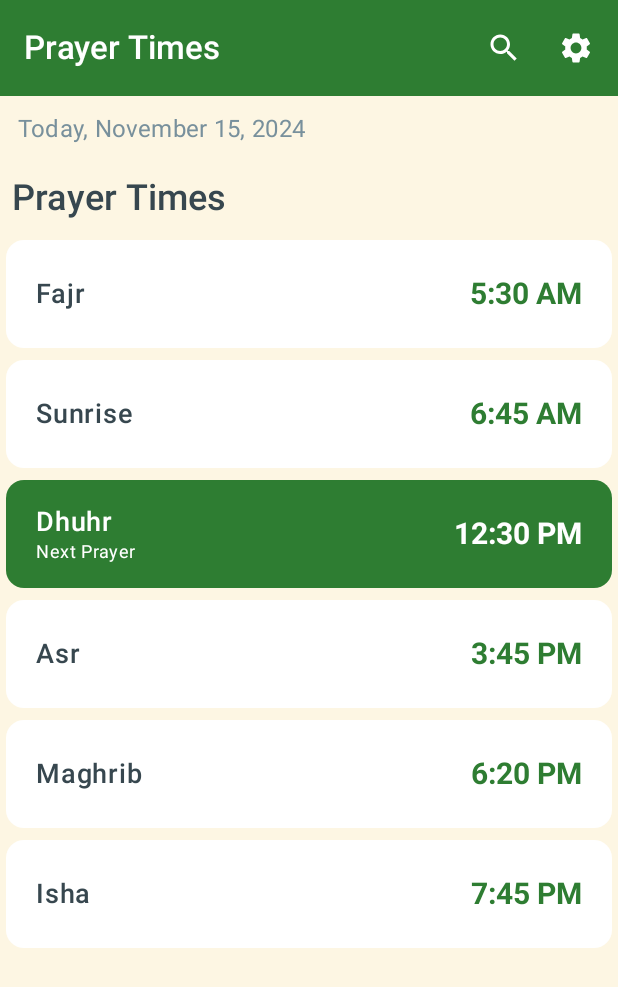
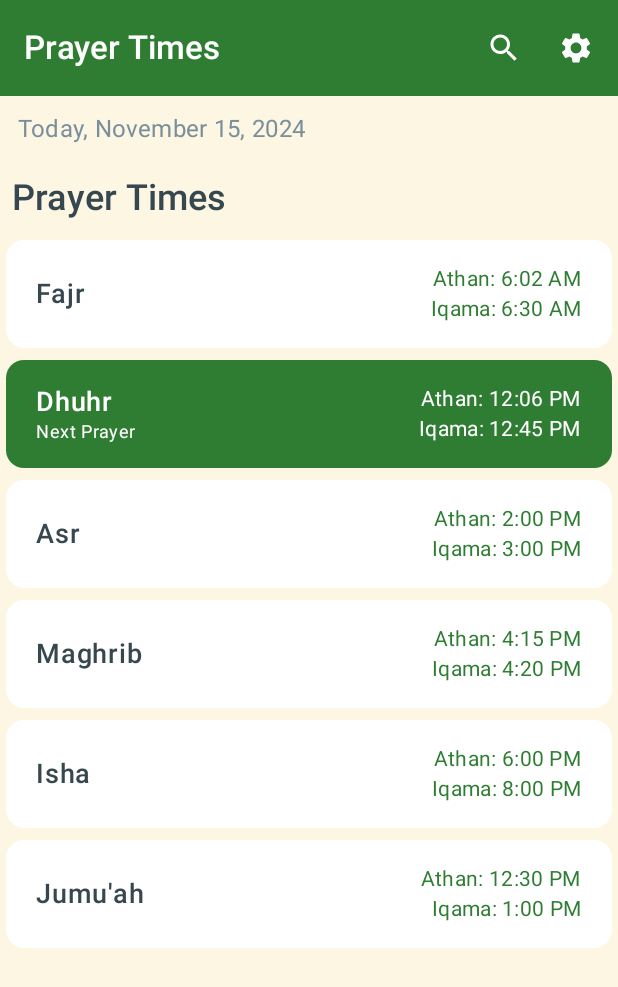
Before and after one commit to KhaledAmjadAlrusan/Salah, an Android app built with Jetpack Compose: the MainPrayersScreen screen opened through its navigation route, on a phone screen of 412 x 824 dp. Shown: the top 987 px of the screen. Run offline under Robolectric (Android 15) with nearby library versions, the phone set to English and light mode, and no system bars; libraries missing offline, so code that uses them is left out: com.mmk.kmpnotifier.

Commit message:
Add fakeApiClient, show both Athan and Aqama, organize packages

```diff
--- a/composeApp/src/commonMain/kotlin/com/knight/salah/data/ApiClient.kt
+++ b/composeApp/src/commonMain/kotlin/com/knight/salah/data/ApiClient.kt
@@ -1,6 +1,6 @@
 package com.knight.salah.data
 
-import com.knight.salah.domain.PrayerTime
+import com.knight.salah.domain.model.PrayerTime
 import io.ktor.client.HttpClient
 import io.ktor.client.call.body
 import io.ktor.client.request.get
--- /dev/null
+++ b/composeApp/src/commonMain/kotlin/com/knight/salah/data/MockSalahApi.kt
@@ -0,0 +1,38 @@
+package com.knight.salah.data
+
+import com.knight.salah.domain.model.DailyPrayer
+import com.knight.salah.domain.model.JumuahPrayer
+import com.knight.salah.domain.model.PrayerTime
+import com.knight.salah.domain.model.Prayers
+import com.knight.salah.domain.model.Source
+
+class MockSalahApi : SalahApi {
+    override suspend fun getPrayerTime(): PrayerTime? {
+        return getMockPrayerTime()
+    }
+}
+
+private fun getMockPrayerTime(): PrayerTime {
+    return PrayerTime(
+        id = "mac-vancouver",
+        name = "MAC Centre Vancouver",
+        address = "2122 Kingsway, Vancouver, BC",
+        source = Source(
+            type = "html",
+            url = "https://centres.macnet.ca/macvancouvercentre/",
+            connector = "macnet"
+        ),
+        updatedAt = "2025-12-07T20:36:32.927174Z",
+        prayers = Prayers(
+            fajr = DailyPrayer(athan = "06:02", iqama = "06:30"),
+            sunrise = "07:51",
+            dhuhr = DailyPrayer(athan = "12:06", iqama = "12:45"),
+            asr = DailyPrayer(athan = "14:00", iqama = "15:00"),
+            maghrib = DailyPrayer(athan = "16:15", iqama = "16:20"),
+            isha = DailyPrayer(athan = "18:00", iqama = "20:00"),
+            jumuahPrayer = listOf(
+                JumuahPrayer(khutbah = "12:30", iqama = "13:00")
+            )
+        )
+    )
+}
--- a/composeApp/src/commonMain/kotlin/com/knight/salah/data/SalahApi.kt
+++ b/composeApp/src/commonMain/kotlin/com/knight/salah/data/SalahApi.kt
@@ -1,6 +1,6 @@
 package com.knight.salah.data
 
-import com.knight.salah.domain.PrayerTime
+import com.knight.salah.domain.model.PrayerTime
 
 interface SalahApi {
     suspend fun getPrayerTime(): PrayerTime?
--- a/composeApp/src/commonMain/kotlin/com/knight/salah/data/SalahViewModel.kt
+++ /dev/null
@@ -1,26 +0,0 @@
-package com.knight.salah.data
-
-import androidx.lifecycle.ViewModel
-import androidx.lifecycle.viewModelScope
-import com.knight.salah.domain.PrayerTime
-import kotlinx.coroutines.flow.MutableStateFlow
-import kotlinx.coroutines.flow.asStateFlow
-import kotlinx.coroutines.launch
-
-class SalahViewModel(
-    private val repository: SalahRepository
-) : ViewModel() {
-
-    val _prayerTime = MutableStateFlow<PrayerTime?>(null)
-    val prayerTime = _prayerTime.asStateFlow()
-
-    init {
-        getPrayerTime()
-    }
-
-    fun getPrayerTime() {
-        viewModelScope.launch {
-            _prayerTime.emit(repository.getPrayers())
-        }
-    }
-}
--- a/composeApp/src/commonMain/kotlin/com/knight/salah/di/koin.kt
+++ b/composeApp/src/commonMain/kotlin/com/knight/salah/di/koin.kt
@@ -1,9 +1,10 @@
 package com.knight.salah.di
 
 import com.knight.salah.data.ApiClient
+import com.knight.salah.data.MockSalahApi
 import com.knight.salah.data.SalahApi
-import com.knight.salah.data.SalahRepository
-import com.knight.salah.data.SalahViewModel
+import com.knight.salah.domain.repoistory.SalahRepository
+import com.knight.salah.presentation.viewmodel.SalahViewModel
 import io.ktor.client.HttpClient
 import io.ktor.client.plugins.contentnegotiation.ContentNegotiation
 import io.ktor.http.ContentType
@@ -24,7 +25,8 @@ val dataModule = module {
         }
     }
 
-    single<SalahApi> { ApiClient(get()) }
+//    single<SalahApi> { ApiClient(get()) }
+    single<SalahApi> { MockSalahApi() }
     single { SalahRepository(get()) }
 }
 
--- a/composeApp/src/commonMain/kotlin/com/knight/salah/domain/PrayerTime.kt
+++ /dev/null
@@ -1,21 +0,0 @@
-package com.knight.salah.domain
-
-import kotlinx.datetime.LocalTime
-
-data class PrayerTime(
-    val name: String,
-    val time: LocalTime?,
-    val isNextPrayer: Boolean = false,
-    val iconRes: Int? = null
-)
-
-fun generatePrayerTimes(): List<PrayerTime> {
-    return listOf(
-        PrayerTime("Fajr", LocalTime(5, 30)),
-        PrayerTime("Sunrise", LocalTime(6, 45)),
-        PrayerTime("Dhuhr", LocalTime(12, 30), isNextPrayer = true),
-        PrayerTime("Asr", LocalTime(15, 45)),
-        PrayerTime("Maghrib", LocalTime(18, 20)),
-        PrayerTime("Isha", LocalTime(19, 45))
-    )
-}
--- a/composeApp/src/commonMain/kotlin/com/knight/salah/domain/Mosque.kt
+++ b/composeApp/src/commonMain/kotlin/com/knight/salah/domain/model/Mosque.kt
@@ -1,4 +1,4 @@
-package com.knight.salah.domain
+package com.knight.salah.domain.model
 
 import kotlinx.serialization.Serializable
 
--- /dev/null
+++ b/composeApp/src/commonMain/kotlin/com/knight/salah/domain/model/PrayerTime.kt
@@ -0,0 +1,21 @@
+package com.knight.salah.domain.model
+
+
+import kotlinx.serialization.SerialName
+import kotlinx.serialization.Serializable
+
+@Serializable
+data class PrayerTime(
+    @SerialName("address")
+    val address: String,
+    @SerialName("id")
+    val id: String,
+    @SerialName("name")
+    val name: String,
+    @SerialName("prayers")
+    val prayers: Prayers,
+    @SerialName("source")
+    val source: Source,
+    @SerialName("updated_at")
+    val updatedAt: String
+)
--- /dev/null
+++ b/composeApp/src/commonMain/kotlin/com/knight/salah/domain/model/Prayers.kt
@@ -0,0 +1,38 @@
+package com.knight.salah.domain.model
+
+
+import kotlinx.serialization.SerialName
+import kotlinx.serialization.Serializable
+
+@Serializable
+data class Prayers(
+    @SerialName("asr")
+    val asr: DailyPrayer,
+    @SerialName("dhuhr")
+    val dhuhr: DailyPrayer,
+    @SerialName("fajr")
+    val fajr: DailyPrayer,
+    @SerialName("isha")
+    val isha: DailyPrayer,
+    @SerialName("jumuah")
+    val jumuahPrayer: List<JumuahPrayer>,
+    @SerialName("maghrib")
+    val maghrib: DailyPrayer,
+    @SerialName("sunrise")
+    val sunrise: String
+)
+
+@Serializable
+data class DailyPrayer(
+    @SerialName("athan") val athan: String,
+    @SerialName("iqama") val iqama: String
+)
+
+
+@Serializable
+data class JumuahPrayer(
+    @SerialName("iqama")
+    val iqama: String,
+    @SerialName("khutbah")
+    val khutbah: String
+)
--- /dev/null
+++ b/composeApp/src/commonMain/kotlin/com/knight/salah/domain/model/Source.kt
@@ -0,0 +1,15 @@
+package com.knight.salah.domain.model
+
+
+import kotlinx.serialization.SerialName
+import kotlinx.serialization.Serializable
+
+@Serializable
+data class Source(
+    @SerialName("connector")
+    val connector: String,
+    @SerialName("type")
+    val type: String,
+    @SerialName("url")
+    val url: String
+)
--- a/composeApp/src/commonMain/kotlin/com/knight/salah/data/SalahRepository.kt
+++ b/composeApp/src/commonMain/kotlin/com/knight/salah/domain/repoistory/SalahRepository.kt
@@ -1,6 +1,7 @@
-package com.knight.salah.data
+package com.knight.salah.domain.repoistory
 
-import com.knight.salah.domain.PrayerTime
+import com.knight.salah.data.SalahApi
+import com.knight.salah.domain.model.PrayerTime
 
 class SalahRepository(
     private val salahApi: SalahApi
--- a/composeApp/src/commonMain/kotlin/com/knight/salah/presentation/components/MosqueSearchResultItem.kt
+++ b/composeApp/src/commonMain/kotlin/com/knight/salah/presentation/components/MosqueSearchResultItem.kt
@@ -20,7 +20,7 @@ import androidx.compose.ui.Modifier
 import androidx.compose.ui.text.font.FontWeight
 import androidx.compose.ui.unit.dp
 import androidx.compose.ui.unit.sp
-import com.knight.salah.domain.Mosque
+import com.knight.salah.domain.model.Mosque
 
 
 @Composable
--- a/composeApp/src/commonMain/kotlin/com/knight/salah/presentation/components/PrayerTimeCard.kt
+++ b/composeApp/src/commonMain/kotlin/com/knight/salah/presentation/components/PrayerTimeCard.kt
@@ -19,7 +19,8 @@ import androidx.compose.ui.Modifier
 import androidx.compose.ui.text.font.FontWeight
 import androidx.compose.ui.unit.dp
 import androidx.compose.ui.unit.sp
-import com.knight.salah.domain.PrayerTime
+import com.knight.salah.domain.model.PrayerTime
+import com.knight.salah.presentation.viewmodel.PrayerRow
 import kotlinx.datetime.LocalTime
 import kotlinx.datetime.format
 import kotlinx.datetime.format.FormatStringsInDatetimeFormats
@@ -31,17 +32,14 @@ import org.jetbrains.compose.ui.tooling.preview.Preview
 @Composable
 fun PrayerTimeCard(
     modifier: Modifier = Modifier,
-    prayer: PrayerTime,
+    prayer: PrayerRow,
 ) {
-    // No opt-in needed; not using byUnicodePattern
     val timeFmt = remember {
         LocalTime.Format {
-            amPmHour(Padding.NONE)   // 1..12, no leading zero
-            char(':'); minute()      // zero-padded by default
-            char(' '); amPmMarker(
-            am = "AM",
-            pm = "PM"
-        )
+            amPmHour(Padding.NONE)
+            char(':'); minute()
+            char(' ')
+            amPmMarker(am = "AM", pm = "PM")
         }
     }
 
@@ -51,12 +49,15 @@ fun PrayerTimeCard(
             .height(80.dp)
             .padding(4.dp),
         colors = CardDefaults.cardColors(
-            containerColor = if (prayer.isNextPrayer) MaterialTheme.colorScheme.primary else MaterialTheme.colorScheme.onPrimary
+            containerColor = if (prayer.isNextPrayer)
+                MaterialTheme.colorScheme.primary
+            else
+                MaterialTheme.colorScheme.onPrimary
         ),
         shape = RoundedCornerShape(12.dp)
     ) {
         Row(
-            modifier = modifier
+            modifier = Modifier
                 .fillMaxSize()
                 .padding(horizontal = 20.dp),
             verticalAlignment = Alignment.CenterVertically,
@@ -66,7 +67,10 @@ fun PrayerTimeCard(
                 Text(
                     text = prayer.name,
                     style = MaterialTheme.typography.bodyLarge,
-                    color = if (prayer.isNextPrayer) MaterialTheme.colorScheme.surface else MaterialTheme.colorScheme.onSurface,
+                    color = if (prayer.isNextPrayer)
+                        MaterialTheme.colorScheme.surface
+                    else
+                        MaterialTheme.colorScheme.onSurface,
                     fontWeight = FontWeight.Medium,
                     fontSize = 18.sp
                 )
@@ -79,22 +83,37 @@ fun PrayerTimeCard(
                 }
             }
 
-            Text(
-                text = prayer.time?.format(timeFmt) ?: "--:--",
-                style = MaterialTheme.typography.headlineSmall,
-                color = if (prayer.isNextPrayer) MaterialTheme.colorScheme.surface else MaterialTheme.colorScheme.primary,
-                fontWeight = FontWeight.Bold,
-                fontSize = 20.sp
-            )
+            Column(horizontalAlignment = Alignment.End) {
+                Text(
+                    text = "Athan: ${prayer.athan?.format(timeFmt) ?: "--:--"}",
+                    style = MaterialTheme.typography.bodyMedium,
+                    color = if (prayer.isNextPrayer)
+                        MaterialTheme.colorScheme.surface
+                    else
+                        MaterialTheme.colorScheme.primary
+                )
+                Text(
+                    text = "Iqama: ${prayer.iqama?.format(timeFmt) ?: "--:--"}",
+                    style = MaterialTheme.typography.bodyMedium,
+                    color = if (prayer.isNextPrayer)
+                        MaterialTheme.colorScheme.surface
+                    else
+                        MaterialTheme.colorScheme.primary
+                )
+            }
         }
     }
 }
-
 
 @Preview
 @Composable
 fun PreviewPrayerTimeCard() {
     PrayerTimeCard(
-        prayer = PrayerTime("Fajr", LocalTime(hour = 5, minute = 30))
+        prayer = PrayerRow(
+            name = "Fajr",
+            athan = LocalTime(hour = 5, minute = 30),
+            iqama = LocalTime(hour = 6, minute = 0),
+            isNextPrayer = true
+        )
     )
 }
--- a/composeApp/src/commonMain/kotlin/com/knight/salah/presentation/screens/main/MainPrayerScreen.kt
+++ b/composeApp/src/commonMain/kotlin/com/knight/salah/presentation/screens/main/MainPrayerScreen.kt
@@ -18,24 +18,27 @@ import androidx.compose.material3.Text
 import androidx.compose.material3.TopAppBar
 import androidx.compose.material3.TopAppBarDefaults
 import androidx.compose.runtime.Composable
-import androidx.compose.runtime.remember
+import androidx.compose.runtime.collectAsState
+import androidx.compose.runtime.getValue
 import androidx.compose.ui.Modifier
 import androidx.compose.ui.graphics.Color
 import androidx.compose.ui.text.font.FontWeight
 import androidx.compose.ui.unit.dp
 import androidx.compose.ui.unit.sp
-import com.knight.salah.domain.PrayerTime
-import com.knight.salah.domain.generatePrayerTimes
+import com.knight.salah.domain.model.PrayerTime
 import com.knight.salah.presentation.components.PrayerTimeCard
+import com.knight.salah.presentation.viewmodel.PrayerRow
+import com.knight.salah.presentation.viewmodel.SalahViewModel
+import org.koin.compose.viewmodel.koinViewModel
 
 @OptIn(ExperimentalMaterial3Api::class)
 @Composable
 fun MainPrayersScreen(
     onSearchClick: () -> Unit,
-    onSettingsClick: () -> Unit
+    onSettingsClick: () -> Unit,
+    viewModel: SalahViewModel = koinViewModel()
 ) {
-
-    val prayerTimes = remember { generatePrayerTimes() }
+    val state by viewModel.prayerState.collectAsState()
 
     Scaffold(
         topBar = {
@@ -75,7 +78,7 @@ fun MainPrayersScreen(
     ) { paddingValues ->
         MainPrayersContent(
             modifier = Modifier.padding(paddingValues),
-            prayerTimes = prayerTimes,
+            prayers = state.rows,
         )
     }
 }
@@ -83,7 +86,7 @@ fun MainPrayersScreen(
 @Composable
 private fun MainPrayersContent(
     modifier: Modifier = Modifier,
-    prayerTimes: List<PrayerTime>,
+    prayers: List<PrayerRow>,
 ) {
     Column(
         modifier = modifier
@@ -108,7 +111,7 @@ private fun MainPrayersContent(
         )
 
         LazyColumn {
-            items(prayerTimes) { prayer ->
+            items(prayers) { prayer ->
                 PrayerTimeCard(prayer = prayer)
             }
         }
--- a/composeApp/src/commonMain/kotlin/com/knight/salah/presentation/screens/search/SearchScreen.kt
+++ b/composeApp/src/commonMain/kotlin/com/knight/salah/presentation/screens/search/SearchScreen.kt
@@ -27,8 +27,8 @@ import androidx.compose.ui.Modifier
 import androidx.compose.ui.graphics.Color
 import androidx.compose.ui.text.font.FontWeight
 import androidx.compose.ui.unit.dp
-import com.knight.salah.domain.Mosque
-import com.knight.salah.domain.generateMosques
+import com.knight.salah.domain.model.Mosque
+import com.knight.salah.domain.model.generateMosques
 import com.knight.salah.presentation.components.MosqueSearchResultItem
 import com.knight.salah.presentation.components.SearchBar
 import org.jetbrains.compose.ui.tooling.preview.Preview
--- /dev/null
+++ b/composeApp/src/commonMain/kotlin/com/knight/salah/presentation/viewmodel/SalahViewModel.kt
@@ -0,0 +1,123 @@
+package com.knight.salah.presentation.viewmodel
+
+import androidx.lifecycle.ViewModel
+import androidx.lifecycle.viewModelScope
+import com.knight.salah.domain.model.PrayerTime
+import com.knight.salah.domain.repoistory.SalahRepository
+import com.knight.salah.util.currentLocalTime
+import com.knight.salah.util.toLocalTimeOrNull
+import kotlinx.coroutines.flow.MutableStateFlow
+import kotlinx.coroutines.flow.asStateFlow
+import kotlinx.coroutines.flow.update
+import kotlinx.coroutines.launch
+import kotlinx.datetime.LocalTime
+
+class SalahViewModel(
+    private val repository: SalahRepository
+) : ViewModel() {
+
+    val _prayerState = MutableStateFlow<PrayerState>(PrayerState())
+    val prayerState = _prayerState.asStateFlow()
+
+    init {
+        viewModelScope.launch {
+            getPrayerTime()
+        }
+    }
+
+    suspend fun getPrayerTime() {
+        updateLoading(true)
+        val prayerRows = repository.getPrayers()?.toPrayerRowsWithNext()
+        _prayerState.update { state ->
+            state.copy(
+                rows = prayerRows ?: emptyList(),
+                isLoading = false
+            )
+        }
+    }
+
+    fun updateLoading(isLoading: Boolean) {
+        _prayerState.update { state ->
+            state.copy(
+                isLoading = isLoading
+            )
+        }
+    }
+}
+
+
+data class PrayerState(
+    val rows: List<PrayerRow> = emptyList(),
+    val isLoading: Boolean = false
+)
+
+fun PrayerTime.toPrayerRowsWithNext(
+    now: LocalTime = currentLocalTime()
+): List<PrayerRow> {
+    val rows = mutableListOf<PrayerRow>()
+
+    rows += PrayerRow(
+        name = "Fajr",
+        athan = prayers.fajr.athan.toLocalTimeOrNull(),
+        iqama = prayers.fajr.iqama.toLocalTimeOrNull()
+    )
+    rows += PrayerRow(
+        name = "Dhuhr",
+        athan = prayers.dhuhr.athan.toLocalTimeOrNull(),
+        iqama = prayers.dhuhr.iqama.toLocalTimeOrNull()
+    )
+    rows += PrayerRow(
+        name = "Asr",
+        athan = prayers.asr.athan.toLocalTimeOrNull(),
+        iqama = prayers.asr.iqama.toLocalTimeOrNull()
+    )
+    rows += PrayerRow(
+        name = "Maghrib",
+        athan = prayers.maghrib.athan.toLocalTimeOrNull(),
+        iqama = prayers.maghrib.iqama.toLocalTimeOrNull()
+    )
+    rows += PrayerRow(
+        name = "Isha",
+        athan = prayers.isha.athan.toLocalTimeOrNull(),
+        iqama = prayers.isha.iqama.toLocalTimeOrNull()
+    )
+
+    // Jumuah
+    prayers.jumuahPrayer.forEachIndexed { index, j ->
+        val label = if (prayers.jumuahPrayer.size > 1) "Jumu'ah ${index + 1}" else "Jumu'ah"
+        rows += PrayerRow(
+            name = label,
+            athan = j.khutbah.toLocalTimeOrNull(),  // or null if you only care about iqama
+            iqama = j.iqama.toLocalTimeOrNull()
+        )
+    }
+
+    return rows.markNextPrayer(now)
+}
+
+
+// Extension on List<PrayerRow> to mark which one is next
+fun List<PrayerRow>.markNextPrayer(
+    now: LocalTime = currentLocalTime()
+): List<PrayerRow> {
+    val withBaseTime = mapNotNull { row ->
+        val base = row.iqama ?: row.athan
+        base?.let { row to it }
+    }.sortedBy { it.second }
+
+    if (withBaseTime.isEmpty()) return this
+
+    val nextPair = withBaseTime.firstOrNull { it.second >= now } ?: withBaseTime.first()
+    val (nextRow, _) = nextPair
+
+    return map { row ->
+        row.copy(isNextPrayer = row.name == nextRow.name && row.iqama == nextRow.iqama && row.athan == nextRow.athan)
+    }
+}
+
+data class PrayerRow(
+    val name: String,
+    val athan: LocalTime?,   // Adhan
+    val iqama: LocalTime?,   // Iqama
+    val isNextPrayer: Boolean = false
+)
--- /dev/null
+++ b/composeApp/src/commonMain/kotlin/com/knight/salah/util/Extension.kt
@@ -0,0 +1,18 @@
+package com.knight.salah.util
+
+import kotlinx.datetime.LocalTime
+import kotlinx.datetime.TimeZone
+import kotlinx.datetime.toLocalDateTime
+import kotlin.time.Clock
+import kotlin.time.ExperimentalTime
+
+
+@OptIn(ExperimentalTime::class)
+fun currentLocalTime(): LocalTime {
+    val now = Clock.System.now()
+    val zone = TimeZone.currentSystemDefault()
+    return now.toLocalDateTime(zone).time
+}
+
+fun String.toLocalTimeOrNull(): LocalTime? =
+    runCatching { LocalTime.parse(this) }.getOrNull()
```
